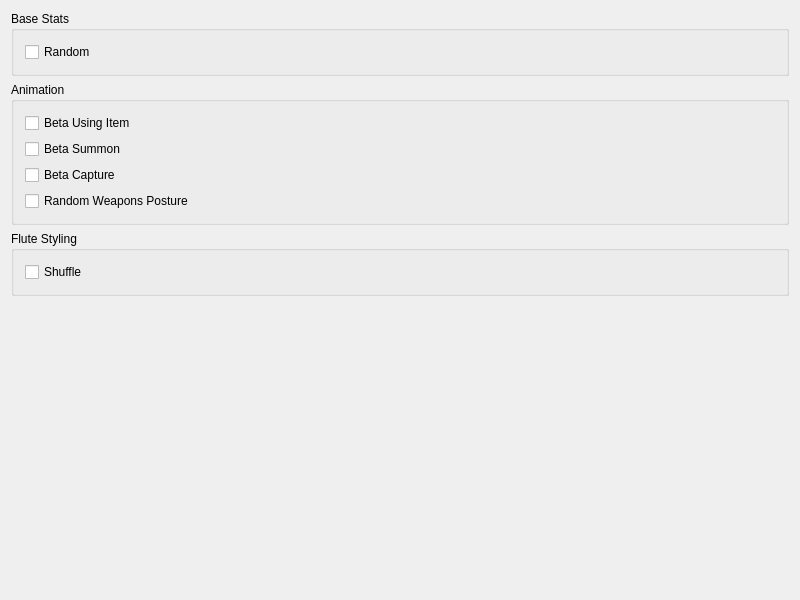
First picture: the form in src/FrontendQt/LevantWidget.ui, repository Meos4/Jade-Cocoon-Randomizer, before the edit.
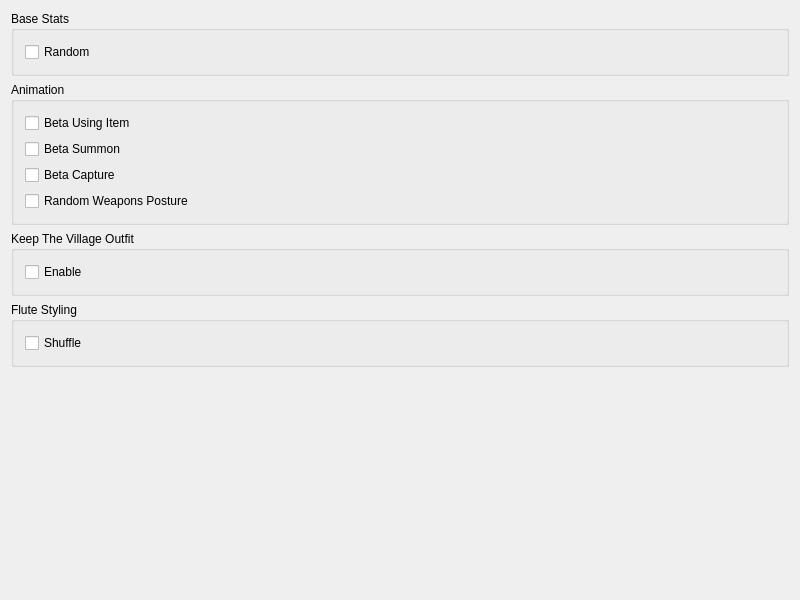
Second picture: the form after the edit.

Commit message: Add levant keep village outfit feature

The edit to the form file:
```diff
--- a/src/FrontendQt/LevantWidget.ui
+++ b/src/FrontendQt/LevantWidget.ui
@@ -51,7 +51,23 @@
      </layout>
     </widget>
    </item>
-   <item row="3" column="0">
+   <item row="2" column="0">
+    <widget class="QGroupBox" name="keepVillageOutfitBox">
+     <property name="title">
+      <string>Keep The Village Outfit</string>
+     </property>
+     <layout class="QVBoxLayout" name="verticalLayout_4">
+      <item>
+       <widget class="QCheckBox" name="keepVillageOutfitEnable">
+        <property name="text">
+         <string>Enable</string>
+        </property>
+       </widget>
+      </item>
+     </layout>
+    </widget>
+   </item>
+   <item row="4" column="0">
     <spacer name="verticalSpacer">
      <property name="orientation">
       <enum>Qt::Vertical</enum>
@@ -88,7 +104,7 @@
      </layout>
     </widget>
    </item>
-   <item row="2" column="0">
+   <item row="3" column="0">
     <widget class="QGroupBox" name="fluteStylingBox">
      <property name="title">
       <string>Flute Styling</string>
```
The commit also changes 7 other files.
